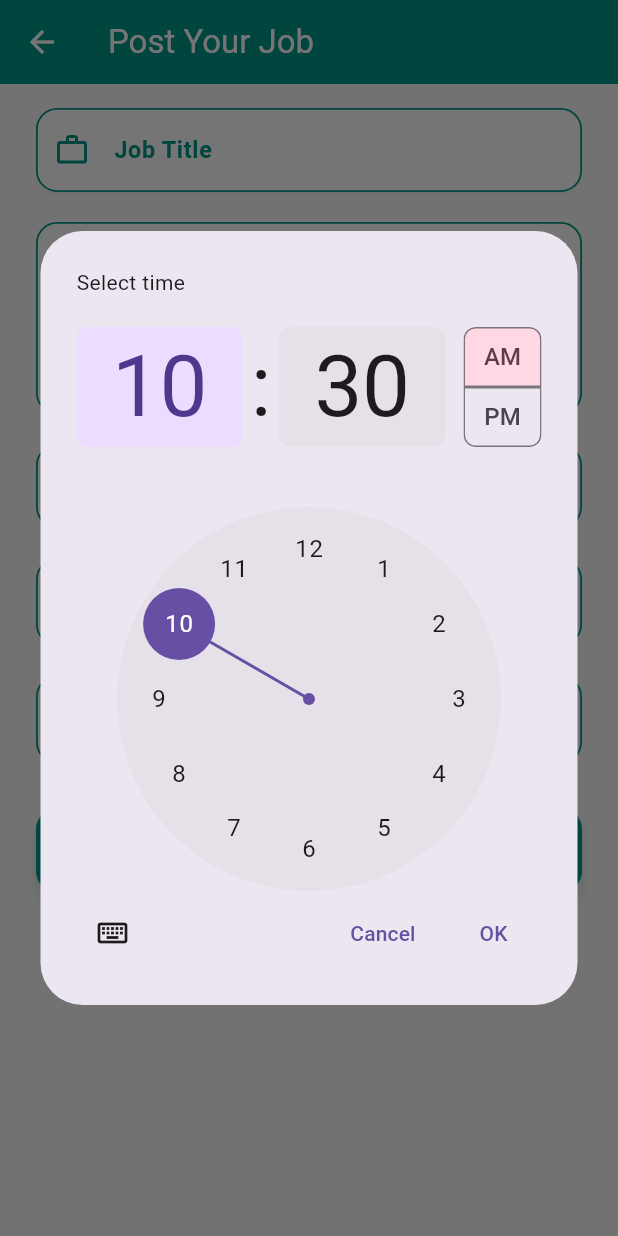
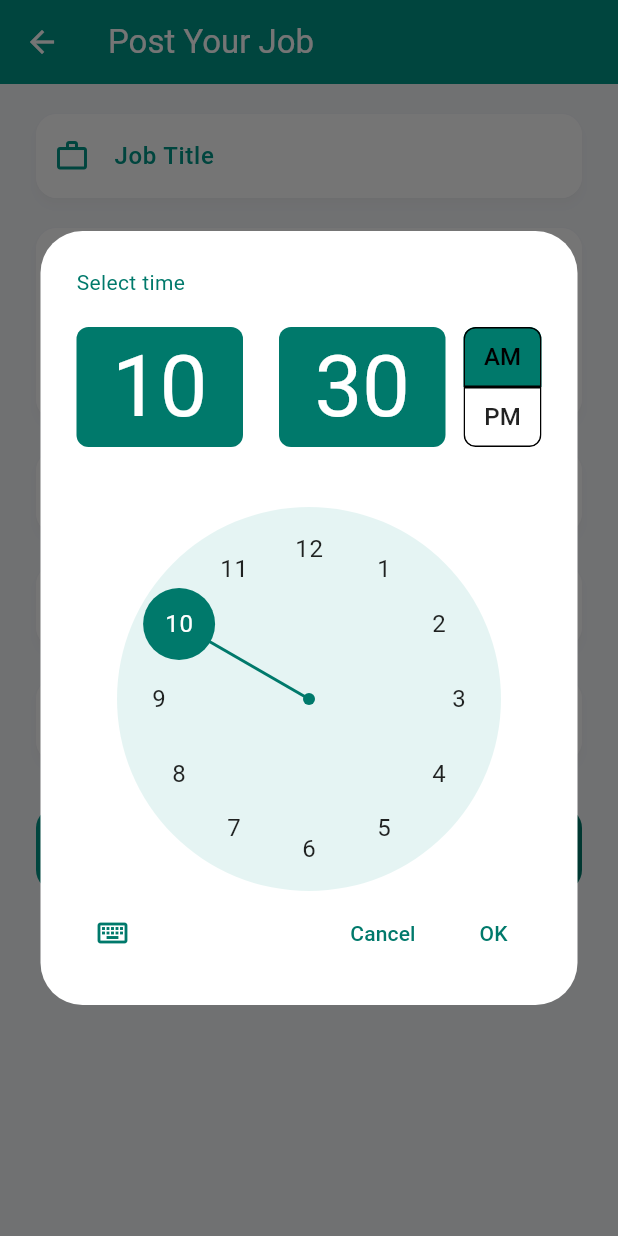
Before and after one commit to imgrasooldev/flutter_learning, a Flutter app: the JobPostPage screen opened directly with empty values, after a tap on "Select Time Slot", on a phone screen of 412 x 824 dp. Run offline on Flutter 3.47's test engine with Material 3 defaults, Android fonts, the phone set to English and light mode, and no system bars; our stand-ins replace bloc, dio, equatable, flutter_bloc, go_router, shared_preferences; accounts and stored records are empty.

Commit message:
Modified UI for Post Your Job Page

```diff
--- a/lib/features/seeker/views/job_post_page.dart
+++ b/lib/features/seeker/views/job_post_page.dart
@@ -39,9 +39,11 @@ class _JobPostPageState extends State<JobPostPage> {
 
   @override
   Widget build(BuildContext context) {
+    final viewInsets = MediaQuery.of(context).viewInsets;
+
     return Scaffold(
       resizeToAvoidBottomInset: true,
-      backgroundColor: const Color(0xFFF9F9F9),
+      backgroundColor: AppColors.background,
       appBar: AppBar(
         title: const Text(
           'Post Your Job',
@@ -49,19 +51,10 @@ class _JobPostPageState extends State<JobPostPage> {
         ),
         backgroundColor: AppColors.primary,
         elevation: 0,
-        iconTheme: const IconThemeData(
-          color: Colors.white,
-        ), // <-- This line makes Back Button white
+        iconTheme: const IconThemeData(color: Colors.white),
       ),
-      body: LayoutBuilder(
-        builder: (context, constraints) {
-          return SingleChildScrollView(
-            padding: EdgeInsets.only(
-              left: 24,
-              right: 24,
-              top: 16,
-              bottom: MediaQuery.of(context).viewInsets.bottom + 24,
-            ),
+      body: SingleChildScrollView(
+        padding: EdgeInsets.fromLTRB(24, 20, 24, viewInsets.bottom + 30),
         child: Column(
           crossAxisAlignment: CrossAxisAlignment.stretch,
           children: [
@@ -95,35 +88,38 @@ class _JobPostPageState extends State<JobPostPage> {
             _selectableField(
               label: 'Select Time Slot',
               value:
-                      _selectedTime != null
-                          ? _selectedTime!.format(context)
-                          : '',
+                  _selectedTime != null ? _selectedTime!.format(context) : '',
               icon: Icons.access_time,
               onTap: _pickTime,
             ),
             const SizedBox(height: 30),
-                ElevatedButton(
+            DecoratedBox(
+              decoration: BoxDecoration(
+                gradient: const LinearGradient(
+                  colors: [AppColors.primary, AppColors.primaryDark],
+                ),
+                borderRadius: BorderRadius.circular(14),
+              ),
+              child: ElevatedButton(
                 onPressed: _submitJob,
                 style: ElevatedButton.styleFrom(
-                    backgroundColor: AppColors.primary,
+                  backgroundColor: Colors.transparent,
+                  shadowColor: Colors.transparent,
                   foregroundColor: Colors.white,
                   padding: const EdgeInsets.symmetric(vertical: 16),
                   shape: RoundedRectangleBorder(
                     borderRadius: BorderRadius.circular(14),
                   ),
-                    elevation: 4,
-                    shadowColor: AppColors.primary.withOpacity(0.3),
                 ),
                 child: const Text(
                   'Submit Job Request',
                   style: TextStyle(fontSize: 17, fontWeight: FontWeight.w600),
                 ),
               ),
+            ),
             const SizedBox(height: 16),
           ],
         ),
-          );
-        },
       ),
     );
   }
@@ -136,38 +132,29 @@ class _JobPostPageState extends State<JobPostPage> {
     int maxLines = 1,
   }) {
     return Material(
-      elevation: 1.5,
+      elevation: 2.5,
+      shadowColor: Colors.black12,
       borderRadius: BorderRadius.circular(14),
-      shadowColor: Colors.black12,
       child: TextField(
         controller: controller,
         maxLines: maxLines,
         decoration: InputDecoration(
           labelText: label,
-          labelStyle: TextStyle(
+          labelStyle: const TextStyle(
             color: AppColors.primary,
-            fontSize: 15.5,
-            fontWeight: FontWeight.w600,
+            fontWeight: FontWeight.w500,
           ),
           hintText: hint,
           prefixIcon: Icon(icon, color: AppColors.primary),
           filled: true,
-          fillColor: Colors.white,
-          contentPadding: const EdgeInsets.symmetric(
-            horizontal: 16,
-            vertical: 16,
-          ),
+          fillColor: AppColors.fieldFill,
           border: OutlineInputBorder(
             borderRadius: BorderRadius.circular(14),
-            borderSide: BorderSide(color: AppColors.primary, width: 1.2),
+            borderSide: BorderSide.none,
           ),
           focusedBorder: OutlineInputBorder(
             borderRadius: BorderRadius.circular(14),
-            borderSide: BorderSide(color: AppColors.primary, width: 1.5),
-          ),
-          enabledBorder: OutlineInputBorder(
-            borderRadius: BorderRadius.circular(14),
-            borderSide: BorderSide(color: AppColors.primary, width: 1.2),
+            borderSide: const BorderSide(color: AppColors.primary, width: 1.4),
           ),
         ),
       ),
@@ -176,7 +163,7 @@ class _JobPostPageState extends State<JobPostPage> {
 
   Widget _categoryDropdown() {
     return Material(
-      elevation: 1.5,
+      elevation: 2.5,
       borderRadius: BorderRadius.circular(14),
       shadowColor: Colors.black12,
       child: DropdownButtonFormField<CategoryModel>(
@@ -185,28 +172,19 @@ class _JobPostPageState extends State<JobPostPage> {
         icon: const Icon(Icons.keyboard_arrow_down),
         decoration: InputDecoration(
           labelText: 'Select Category',
-          labelStyle: TextStyle(
+          labelStyle: const TextStyle(
             color: AppColors.primary,
-            fontSize: 15.5,
-            fontWeight: FontWeight.w600,
+            fontWeight: FontWeight.w500,
           ),
           filled: true,
-          fillColor: Colors.white,
-          contentPadding: const EdgeInsets.symmetric(
-            horizontal: 16,
-            vertical: 16,
-          ),
+          fillColor: AppColors.fieldFill,
           border: OutlineInputBorder(
             borderRadius: BorderRadius.circular(14),
-            borderSide: BorderSide(color: AppColors.primary, width: 1.2),
+            borderSide: BorderSide.none,
           ),
           focusedBorder: OutlineInputBorder(
             borderRadius: BorderRadius.circular(14),
-            borderSide: BorderSide(color: AppColors.primary, width: 1.5),
-          ),
-          enabledBorder: OutlineInputBorder(
-            borderRadius: BorderRadius.circular(14),
-            borderSide: BorderSide(color: AppColors.primary, width: 1.2),
+            borderSide: const BorderSide(color: AppColors.primary, width: 1.4),
           ),
         ),
         items:
@@ -235,7 +213,7 @@ class _JobPostPageState extends State<JobPostPage> {
   }) {
     final bool isSelected = value.isNotEmpty;
     return Material(
-      elevation: 1.5,
+      elevation: 2.5,
       borderRadius: BorderRadius.circular(14),
       shadowColor: Colors.black12,
       child: InkWell(
@@ -243,9 +221,8 @@ class _JobPostPageState extends State<JobPostPage> {
         borderRadius: BorderRadius.circular(14),
         child: Ink(
           decoration: BoxDecoration(
-            color: Colors.white,
+            color: AppColors.fieldFill,
             borderRadius: BorderRadius.circular(14),
-            border: Border.all(color: AppColors.primary, width: 1.2),
           ),
           padding: const EdgeInsets.symmetric(horizontal: 16, vertical: 16),
           child: Row(
@@ -257,7 +234,10 @@ class _JobPostPageState extends State<JobPostPage> {
                   isSelected ? value : label,
                   style: TextStyle(
                     fontSize: 15.5,
-                    color: isSelected ? Colors.black : Colors.grey,
+                    color:
+                        isSelected
+                            ? AppColors.textPrimary
+                            : AppColors.primary, // <-- FIXED
                     fontWeight: FontWeight.w500,
                   ),
                 ),
@@ -276,6 +256,24 @@ class _JobPostPageState extends State<JobPostPage> {
       initialDate: DateTime.now(),
       firstDate: DateTime.now(),
       lastDate: DateTime.now().add(const Duration(days: 365)),
+      builder: (context, child) {
+        return Theme(
+          data: Theme.of(context).copyWith(
+            colorScheme: ColorScheme.light(
+              primary: AppColors.primaryDark,
+              secondary: AppColors.primaryDark,
+              onPrimary: Colors.white,
+              onSurface: Colors.black87,
+            ),
+            textButtonTheme: TextButtonThemeData(
+              style: TextButton.styleFrom(
+                foregroundColor: AppColors.primaryDark,
+              ),
+            ),
+          ),
+          child: child!,
+        );
+      },
     );
     if (pickedDate != null) {
       setState(() => _selectedDate = pickedDate);
@@ -286,6 +284,32 @@ class _JobPostPageState extends State<JobPostPage> {
     final pickedTime = await showTimePicker(
       context: context,
       initialTime: TimeOfDay.now(),
+      builder: (context, child) {
+        return Theme(
+          data: Theme.of(context).copyWith(
+            colorScheme: ColorScheme.light(
+              primary: AppColors.primaryDark,
+              secondary: AppColors.primaryDark,
+              onPrimary: Colors.white,
+              onSurface: Colors.black87,
+            ),
+            textButtonTheme: TextButtonThemeData(
+              style: TextButton.styleFrom(
+                foregroundColor: AppColors.primaryDark,
+              ),
+            ),
+            timePickerTheme: TimePickerThemeData(
+              dialHandColor: AppColors.primaryDark,
+              dialBackgroundColor: AppColors.primary.withOpacity(0.1),
+              hourMinuteColor: AppColors.primaryDark,
+              hourMinuteTextColor: Colors.white,
+              entryModeIconColor: AppColors.primaryDark,
+              helpTextStyle: const TextStyle(color: AppColors.primaryDark),
+            ),
+          ),
+          child: child!,
+        );
+      },
     );
     if (pickedTime != null) {
       setState(() => _selectedTime = pickedTime);
```
Lines whose indentation alone changed are shown as unchanged.
